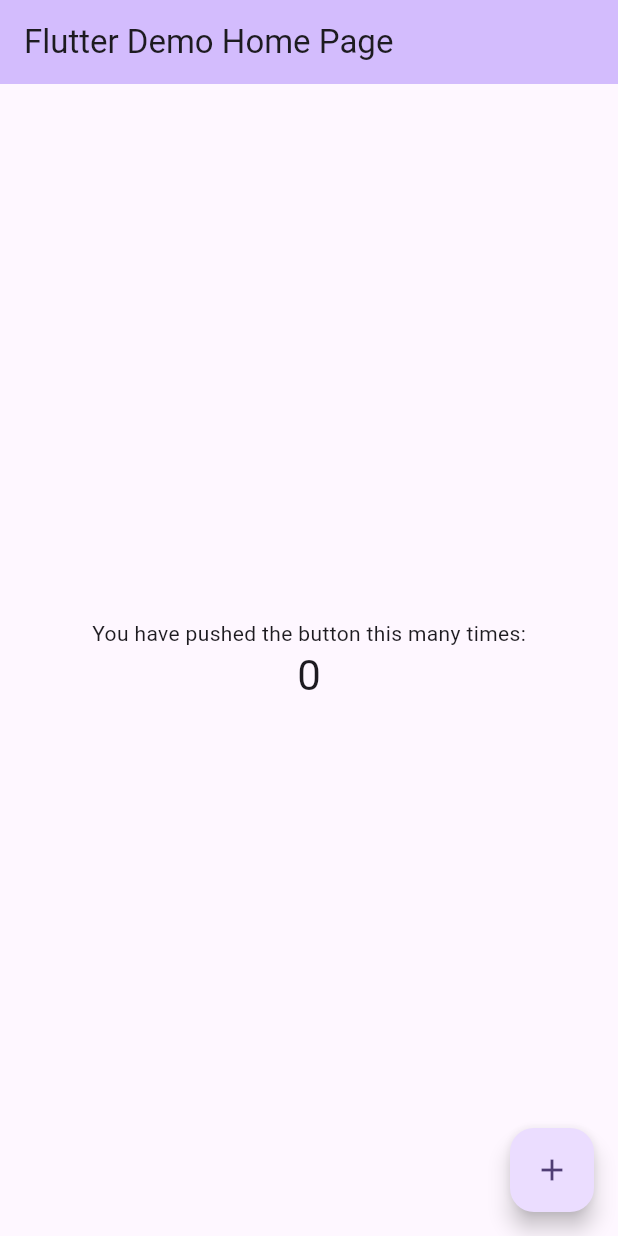
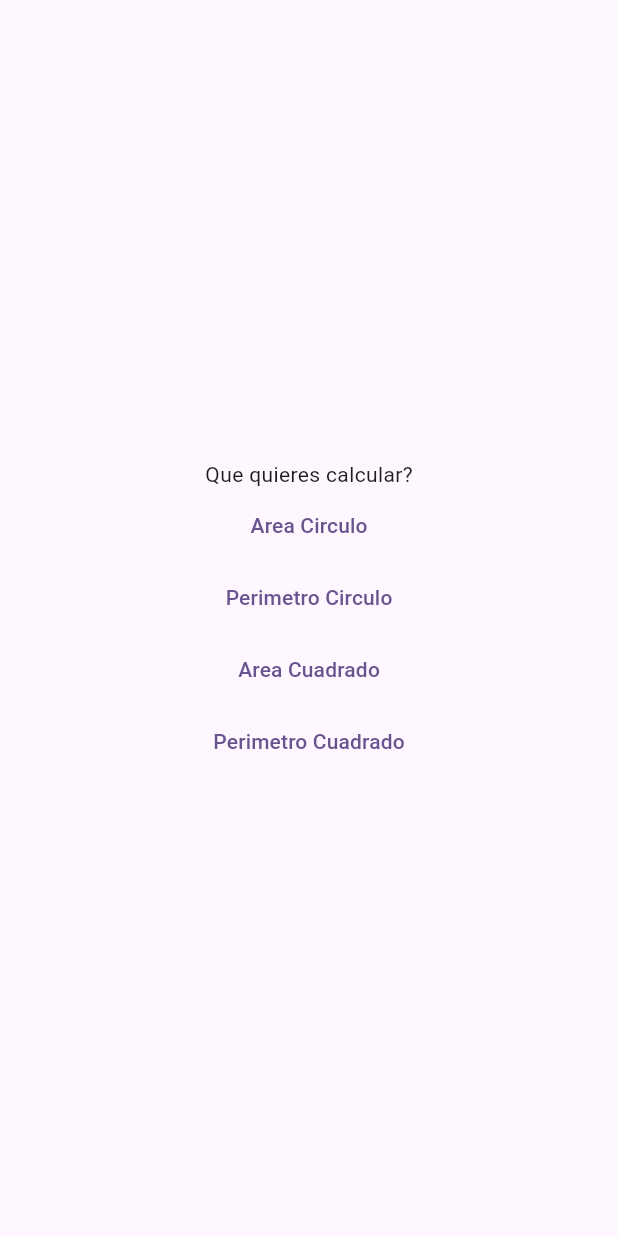
Before and after one commit to CamiloMedinaH/practica_2_gitflow, a Flutter app: the screen it shows after launch, on a phone screen of 412 x 824 dp. Run offline on Flutter 3.47's test engine with Material 3 defaults, Android fonts, the phone set to English and light mode, and no system bars.

Commit message:
Se creo la base para el proyecto

```diff
--- a/lib/main.dart
+++ b/lib/main.dart
@@ -1,4 +1,5 @@
 import 'package:flutter/material.dart';
+import 'package:practica_2_gitflow/pages/splash_page.dart';
 
 void main() {
   runApp(const MyApp());
@@ -30,93 +31,7 @@ class MyApp extends StatelessWidget {
         // tested with just a hot reload.
         colorScheme: ColorScheme.fromSeed(seedColor: Colors.deepPurple),
       ),
-      home: const MyHomePage(title: 'Flutter Demo Home Page'),
+      home: const SplashPage(),
     );
   }
 }
-
-class MyHomePage extends StatefulWidget {
-  const MyHomePage({super.key, required this.title});
-
-  // This widget is the home page of your application. It is stateful, meaning
-  // that it has a State object (defined below) that contains fields that affect
-  // how it looks.
-
-  // This class is the configuration for the state. It holds the values (in this
-  // case the title) provided by the parent (in this case the App widget) and
-  // used by the build method of the State. Fields in a Widget subclass are
-  // always marked "final".
-
-  final String title;
-
-  @override
-  State<MyHomePage> createState() => _MyHomePageState();
-}
-
-class _MyHomePageState extends State<MyHomePage> {
-  int _counter = 0;
-
-  void _incrementCounter() {
-    setState(() {
-      // This call to setState tells the Flutter framework that something has
-      // changed in this State, which causes it to rerun the build method below
-      // so that the display can reflect the updated values. If we changed
-      // _counter without calling setState(), then the build method would not be
-      // called again, and so nothing would appear to happen.
-      _counter++;
-    });
-  }
-
-  @override
-  Widget build(BuildContext context) {
-    // This method is rerun every time setState is called, for instance as done
-    // by the _incrementCounter method above.
-    //
-    // The Flutter framework has been optimized to make rerunning build methods
-    // fast, so that you can just rebuild anything that needs updating rather
-    // than having to individually change instances of widgets.
-    return Scaffold(
-      appBar: AppBar(
-        // TRY THIS: Try changing the color here to a specific color (to
-        // Colors.amber, perhaps?) and trigger a hot reload to see the AppBar
-        // change color while the other colors stay the same.
-        backgroundColor: Theme.of(context).colorScheme.inversePrimary,
-        // Here we take the value from the MyHomePage object that was created by
-        // the App.build method, and use it to set our appbar title.
-        title: Text(widget.title),
-      ),
-      body: Center(
-        // Center is a layout widget. It takes a single child and positions it
-        // in the middle of the parent.
-        child: Column(
-          // Column is also a layout widget. It takes a list of children and
-          // arranges them vertically. By default, it sizes itself to fit its
-          // children horizontally, and tries to be as tall as its parent.
-          //
-          // Column has various properties to control how it sizes itself and
-          // how it positions its children. Here we use mainAxisAlignment to
-          // center the children vertically; the main axis here is the vertical
-          // axis because Columns are vertical (the cross axis would be
-          // horizontal).
-          //
-          // TRY THIS: Invoke "debug painting" (choose the "Toggle Debug Paint"
-          // action in the IDE, or press "p" in the console), to see the
-          // wireframe for each widget.
-          mainAxisAlignment: MainAxisAlignment.center,
-          children: <Widget>[
-            const Text('You have pushed the button this many times:'),
-            Text(
-              '$_counter',
-              style: Theme.of(context).textTheme.headlineMedium,
-            ),
-          ],
-        ),
-      ),
-      floatingActionButton: FloatingActionButton(
-        onPressed: _incrementCounter,
-        tooltip: 'Increment',
-        child: const Icon(Icons.add),
-      ), // This trailing comma makes auto-formatting nicer for build methods.
-    );
-  }
-}
--- /dev/null
+++ b/lib/pages/home_page.dart
@@ -0,0 +1,41 @@
+import 'package:flutter/material.dart';
+
+class HomePage extends StatefulWidget {
+  const HomePage({super.key});
+
+  @override
+  State<HomePage> createState() => _HomePageState();
+}
+
+class _HomePageState extends State<HomePage> {
+  @override
+  Widget build(BuildContext context) {
+    return Scaffold(
+      body: Center(
+        child: SingleChildScrollView(
+          child: Column(
+            children: [
+              Text("Que quieres calcular?"),
+              TextButton(
+                  onPressed: () {},
+                  child: const Text("Area Circulo")
+              ),
+              TextButton(
+                  onPressed: () {},
+                  child: const Text("Perimetro Circulo")
+              ),
+              TextButton(
+                  onPressed: () {},
+                  child: const Text("Area Cuadrado")
+              ),
+              TextButton(
+                  onPressed: () {},
+                  child: const Text("Perimetro Cuadrado")
+              )
+            ],
+          ),
+        ),
+      ),
+    );
+  }
+}
--- a/pubspec.yaml
+++ b/pubspec.yaml
@@ -57,6 +57,9 @@ flutter:
   # the material Icons class.
   uses-material-design: true
 
+  assets:
+    - assets/images/
+
   # To add assets to your application, add an assets section, like this:
   # assets:
   #   - images/a_dot_burr.jpeg
```
Also changed, not shown: lib/pages/splash_page.dart (added, +39 -0 lines), assets/images/logo.png (added).
